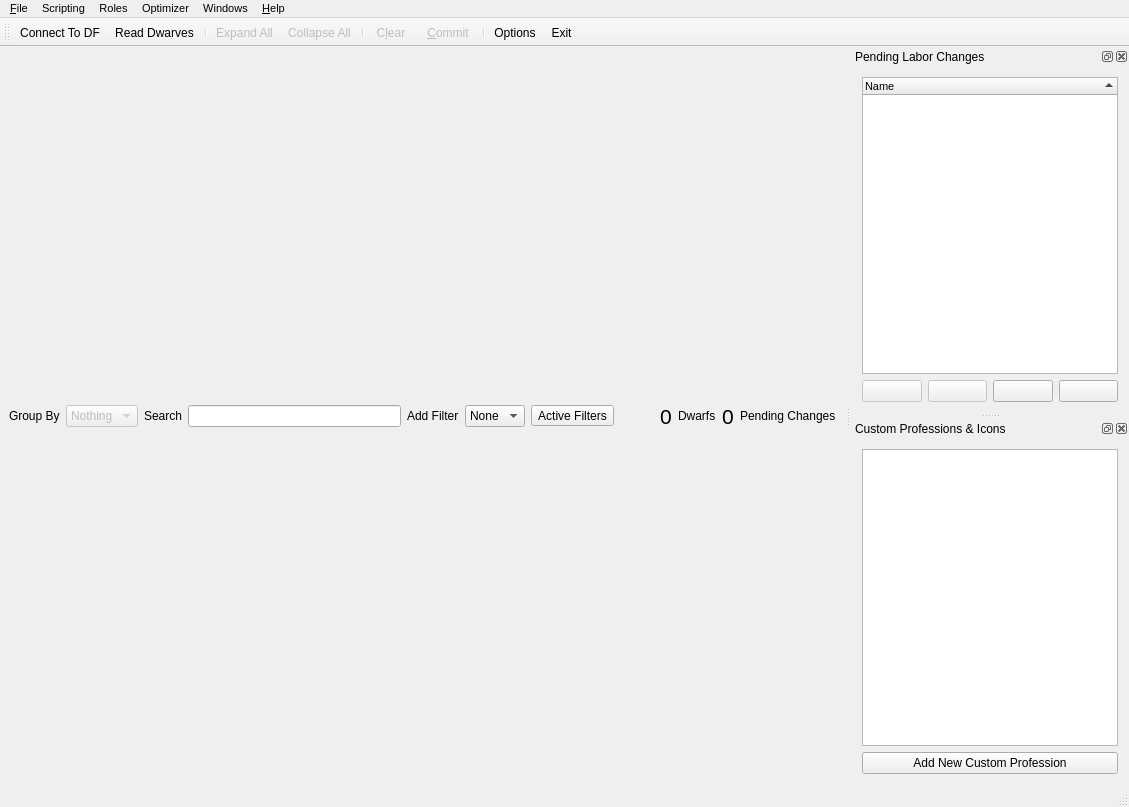
Dwarf-Therapist/Dwarf-Therapist, file ui/mainwindow.ui: the form before one commit.
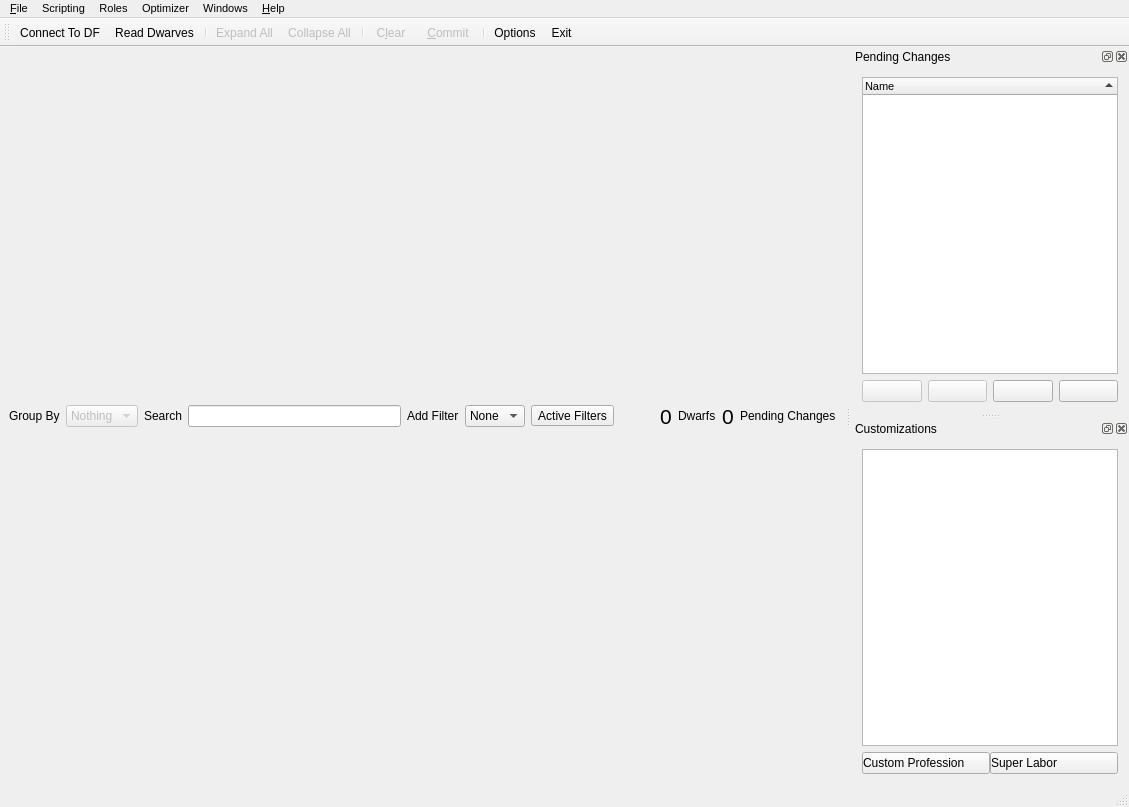
The form after the commit. Icons and pictures are not drawn. Custom widgets are drawn as their Qt base class.

Patch:
```diff
--- a/ui/mainwindow.ui
+++ b/ui/mainwindow.ui
@@ -435,7 +435,7 @@
   <widget class="QStatusBar" name="statusBar"/>
   <widget class="BaseDock" name="dock_pending_jobs_list">
    <property name="windowTitle">
-    <string>Pending Labor Changes</string>
+    <string>Pending Changes</string>
    </property>
    <attribute name="dockWidgetArea">
     <number>2</number>
@@ -542,7 +542,7 @@
   </widget>
   <widget class="BaseDock" name="dock_custom_professions">
    <property name="windowTitle">
-    <string>Custom Professions &amp; Icons</string>
+    <string>Customizations</string>
    </property>
    <attribute name="dockWidgetArea">
     <number>2</number>
@@ -580,15 +580,57 @@
       </widget>
      </item>
      <item>
-      <widget class="QPushButton" name="btn_new_custom_profession">
-       <property name="text">
-        <string>Add New Custom Profession</string>
+      <layout class="QHBoxLayout" name="horizontalLayout_2">
+       <property name="spacing">
+        <number>0</number>
        </property>
-       <property name="icon">
-        <iconset resource="../images.qrc">
-         <normaloff>:/img/document--plus.png</normaloff>:/img/document--plus.png</iconset>
-       </property>
-      </widget>
+       <item>
+        <widget class="QPushButton" name="btn_new_custom_profession">
+         <property name="toolTip">
+          <string>Add a new custom profession.</string>
+         </property>
+         <property name="statusTip">
+          <string>Add a new custom profession.</string>
+         </property>
+         <property name="whatsThis">
+          <string>Add a new custom profession.</string>
+         </property>
+         <property name="styleSheet">
+          <string notr="true">Text-align:left</string>
+         </property>
+         <property name="text">
+          <string>Custom Profession</string>
+         </property>
+         <property name="icon">
+          <iconset resource="../images.qrc">
+           <normaloff>:/img/document--plus.png</normaloff>:/img/document--plus.png</iconset>
+         </property>
+        </widget>
+       </item>
+       <item>
+        <widget class="QPushButton" name="btn_new_super_labor">
+         <property name="toolTip">
+          <string>Add a new super labor. Super labors are columns that allow the toggling of multiple labors at a time.</string>
+         </property>
+         <property name="statusTip">
+          <string>Add a new super labor. Super labors are columns that allow the toggling of multiple labors at a time.</string>
+         </property>
+         <property name="whatsThis">
+          <string>Add a new super labor. Super labors are columns that allow the toggling of multiple labors at a time.</string>
+         </property>
+         <property name="styleSheet">
+          <string notr="true">Text-align:left</string>
+         </property>
+         <property name="text">
+          <string>Super Labor</string>
+         </property>
+         <property name="icon">
+          <iconset resource="../images.qrc">
+           <normaloff>:/img/table-insert-column.png</normaloff>:/img/table-insert-column.png</iconset>
+         </property>
+        </widget>
+       </item>
+      </layout>
      </item>
     </layout>
    </widget>
```
Left out of the diff: 28 changed lines with no effect on the pictures.
